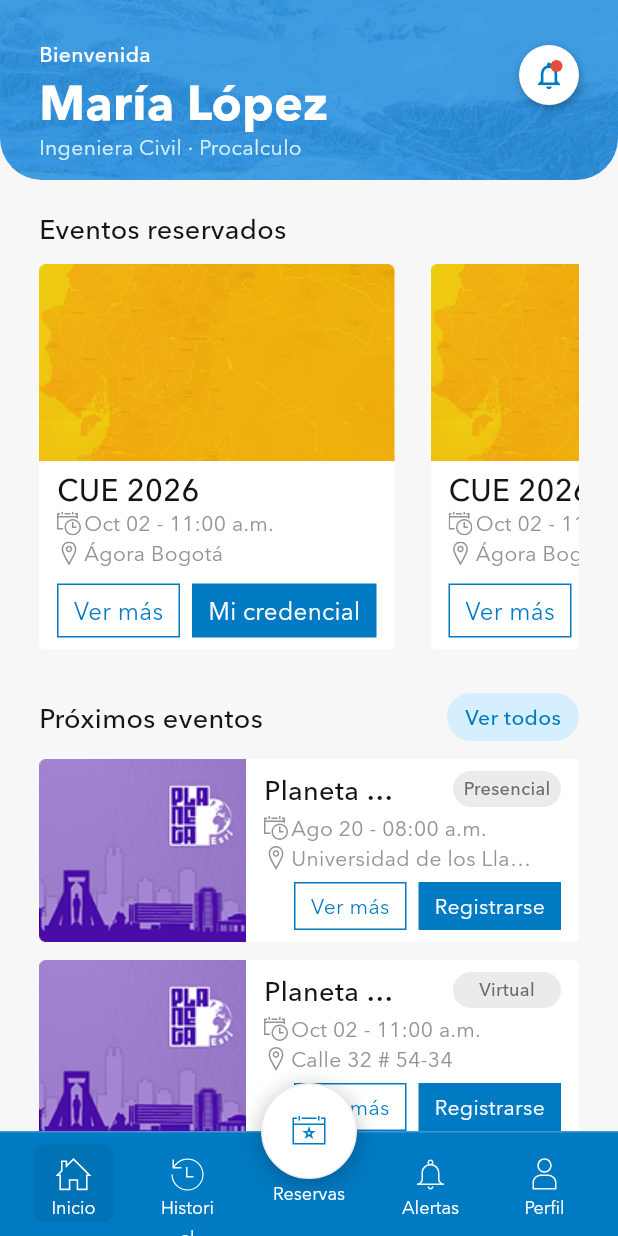
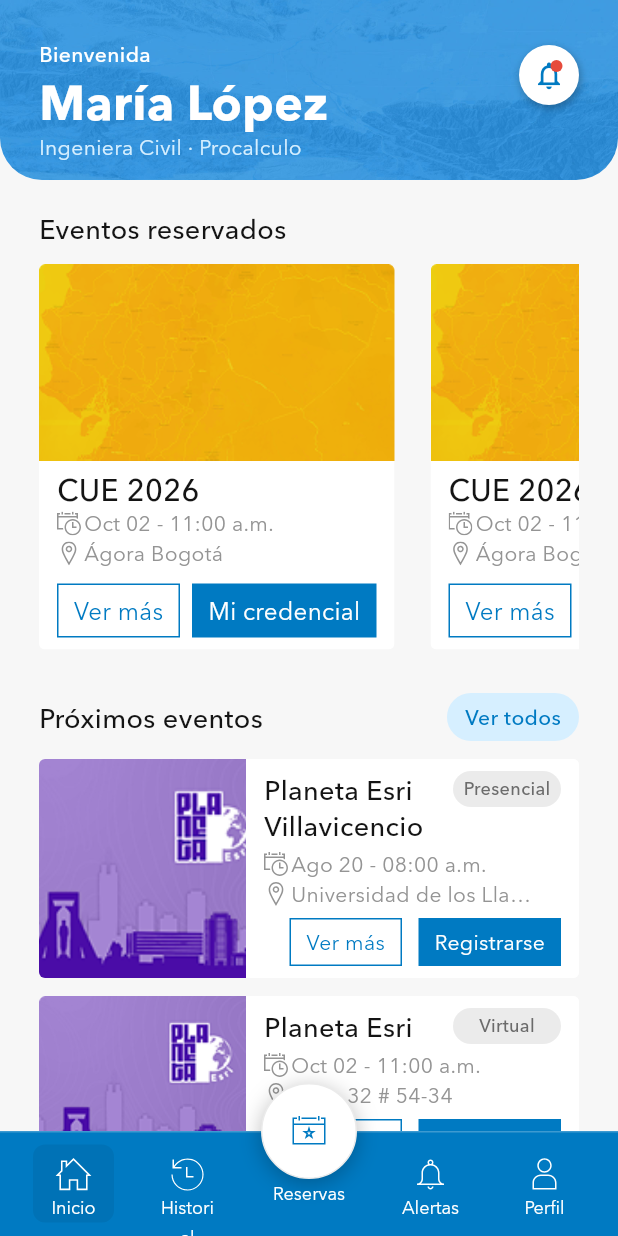
Before and after one commit to GeoGeeks/eventos_esri_cepa, a Flutter app: the screen it shows after launch, after a tap on "Continuar", after a tap on "Omitir", on a phone screen of 412 x 824 dp. Run offline on Flutter 3.47's test engine with Material 3 defaults, Android fonts, the phone set to English and light mode, and no system bars; our stand-ins replace flutter_bloc, flutter_svg, qr_flutter.

Commit message:
feat(widgets): implement UpcomingEventCard with dynamic height and SVG icons

```diff
--- a/lib/core/widgets/upcoming_event_card.dart
+++ b/lib/core/widgets/upcoming_event_card.dart
@@ -36,109 +36,105 @@
 
   @override
   Widget build(BuildContext context) {
-    // Card principal (width: 360px, height: 122px) - CORREGIDO
+    // Card con altura DINÁMICA - se ajusta al contenido
     return SizedBox(
       width: 360,
-      height: 122,
       child: Stack(
         children: [
-          // card-container
+          // card-container con IntrinsicHeight para que imagen se estire dinámicamente
           ClipRRect(
             borderRadius: BorderRadius.circular(4),
             child: Container(
               width: 360,
-              height: 122,
-              color: const Color(0xFFFFFFFF), // background: #FFFFFF
+              color: const Color(0xFFFFFFFF),
+              child: IntrinsicHeight(
                 child: Row(
-                crossAxisAlignment: CrossAxisAlignment.start,
+                  crossAxisAlignment: CrossAxisAlignment.stretch,
                   children: [
-                  // IMAGE (.comunidad-pe-2 1)
+                    // IMAGE - SE ESTIRA a la altura total del card (align-self: stretch)
                     Image.asset(
                       image,
                       width: 138,
-                    height: 122, // CORREGIDO: era 146
                       fit: BoxFit.cover,
                     ),
 
-                  // CONTENT CONTAINER (content-container)
+                    // CONTENT CONTAINER - altura dinámica
                     Container(
                       width: 222,
-                    height: 122, // CORREGIDO: era 146
                       color: const Color(0xFFFFFFFF),
                       child: Column(
                         crossAxisAlignment: CrossAxisAlignment.start,
                         children: [
-                        // HEADER (header / header-text-container)
+                          // HEADER - altura dinámica según contenido
                           Container(
                             width: 222,
-                          height: 82, // CORREGIDO: era 106
-                          padding: const EdgeInsets.symmetric(horizontal: 12, vertical: 8), // padding: 8px 12px
+                            padding: const EdgeInsets.symmetric(horizontal: 12, vertical: 8),
                             child: Column(
                               crossAxisAlignment: CrossAxisAlignment.start,
                               children: [
-                              // Frame 1461: Contiene Título y Chip en Fila
-                              SizedBox(
-                                width: 198,
-                                height: 24, // CORREGIDO: era 48, solo 1 línea de título
-                                child: Row(
-                                  crossAxisAlignment: CrossAxisAlignment.center,
+                                // Frame 1461: Título + Chip (altura se ajusta al título)
+                                Row(
+                                  crossAxisAlignment: CrossAxisAlignment.start,
                                   mainAxisAlignment: MainAxisAlignment.spaceBetween,
                                   children: [
-                                    // Card title - maxLines: 1
-                                    SizedBox(
-                                      width: 97, // Según CSS: 97px
-                                      height: 24,
+                                    // Card title - FLEXIBLE, se ajusta al contenido
+                                    Expanded(
                                       child: Text(
                                         title,
-                                        maxLines: 1,
+                                        maxLines: 2,
                                         overflow: TextOverflow.ellipsis,
                                         style: const TextStyle(
                                           fontFamily: Fonts.medium,
                                           fontSize: 18,
                                           fontWeight: FontWeight.w500,
                                           color: Color(0xFF141414),
-                                          height: 24 / 18, // line-height: 24px
+                                          height: 24 / 18,
                                         ),
                                       ),
                                     ),
 
-                                    // Chip (.Frame 73)
+                                    const SizedBox(width: 6),
+
+                                    // Chip - tamaño fijo
                                     _ModeChip(label: mode),
                                   ],
                                 ),
-                              ),
 
-                              const SizedBox(height: 6), // gap: 6px
+                                const SizedBox(height: 6),
 
-                              // Frame 1460 (Column de filas de info con gap de 4px)
-                              Column(
+                                // Frame 1460: Info rows - FIJO (width: 182px, height: 36px)
+                                SizedBox(
+                                  width: 182,
+                                  child: Column(
                                     crossAxisAlignment: CrossAxisAlignment.start,
                                     children: [
                                       _InfoRow(
                                         iconPath: 'assets/icons/date-time.svg',
                                         text: date,
                                       ),
-                                  const SizedBox(height: 4), // gap: 4px
+                                      const SizedBox(height: 4),
                                       _InfoRow(
                                         iconPath: 'assets/icons/lugar.svg',
                                         text: location,
                                       ),
                                     ],
                                   ),
+                                ),
                               ],
                             ),
                           ),
 
-                        // FOOTER (footer) - height: 40px
-                        Container(
+                          // FOOTER - altura: 40px, padding: 0px 12px 8px 0px, gap: 11px
+                          SizedBox(
                             width: 222,
                             height: 40,
+                            child: Padding(
                               padding: const EdgeInsets.only(right: 12, bottom: 8),
                               child: Row(
                                 mainAxisAlignment: MainAxisAlignment.end,
                                 crossAxisAlignment: CrossAxisAlignment.center,
                                 children: [
-                              // Si es historial, agregamos el estado a la izquierda
+                                  // Estado (historial)
                                   if (isHistorial && estado != null) ...[
                                     Expanded(
                                       child: Row(
@@ -167,21 +163,23 @@
                                     const SizedBox(width: 4),
                                   ],
 
-                              // Boton secundario "Ver más"
+                                  // Button: Ver más
                                   _OutlineButton(
                                     label: "Ver más",
                                     onPressed: isDisabled || isLoading ? () {} : onViewMore,
                                   ),
 
-                              // Boton primario "Registrarse" (Sólo si no es historial)
+                                  const SizedBox(width: 11), // gap: 11px según CSS
+
+                                  // Button: Registrarse (solo si no es historial)
                                   if (!isHistorial) ...[
-                                const SizedBox(width: 8), // gap: 8px entre botones
                                     _PrimaryButton(
                                       label: "Registrarse",
                                       onPressed: isDisabled || isLoading ? () {} : onRegister,
                                     ),
                                   ],
                                 ],
+                              ),
                             ),
                           ),
                         ],
@@ -191,8 +189,9 @@
                 ),
               ),
             ),
+          ),
 
-          // DISABLED STATE MASK (disabled-state-mask)
+          // DISABLED MASK
           if (isDisabled && !isLoading)
             Positioned.fill(
               child: ClipRRect(
@@ -203,7 +202,7 @@
               ),
             ),
 
-          // LOADER CONTAINER (loader-container)
+          // LOADER
           if (isLoading)
             Positioned(
               top: 1,
@@ -239,7 +238,6 @@
 
   @override
   Widget build(BuildContext context) {
-    // Chip
     return Container(
       width: 72,
       height: 24,
@@ -277,11 +275,10 @@
   @override
   Widget build(BuildContext context) {
     return SizedBox(
-      width: 182,
       height: 16,
       child: Row(
         children: [
-          // SVG Icon (16x16)
+          // SVG Icon
           SizedBox(
             width: 16,
             height: 16,
@@ -293,7 +290,7 @@
               ),
             ),
           ),
-          const SizedBox(width: 2), // gap: 2px
+          const SizedBox(width: 2),
           Expanded(
             child: Text(
               text,
```
Lines whose indentation alone changed are shown as unchanged.
